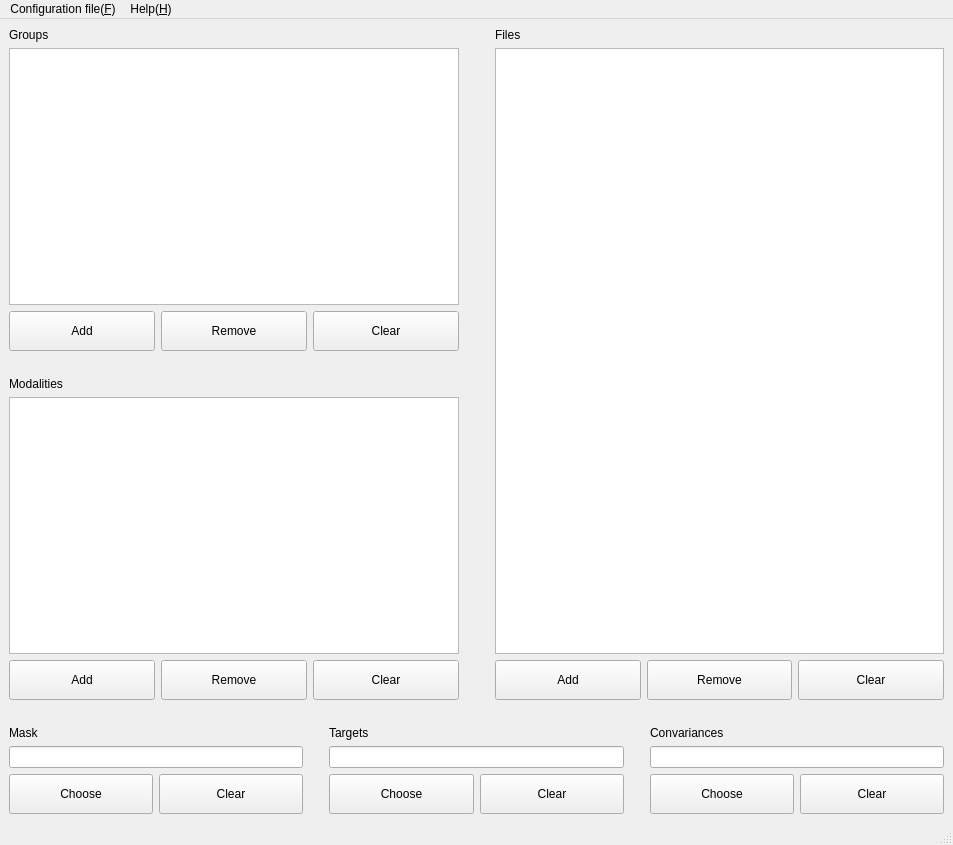
Above: eslearn/gui_test/easylearn_data_loading_gui.ui from easylearn-fmri/easylearn_dev before the change. Below: the same form after it.
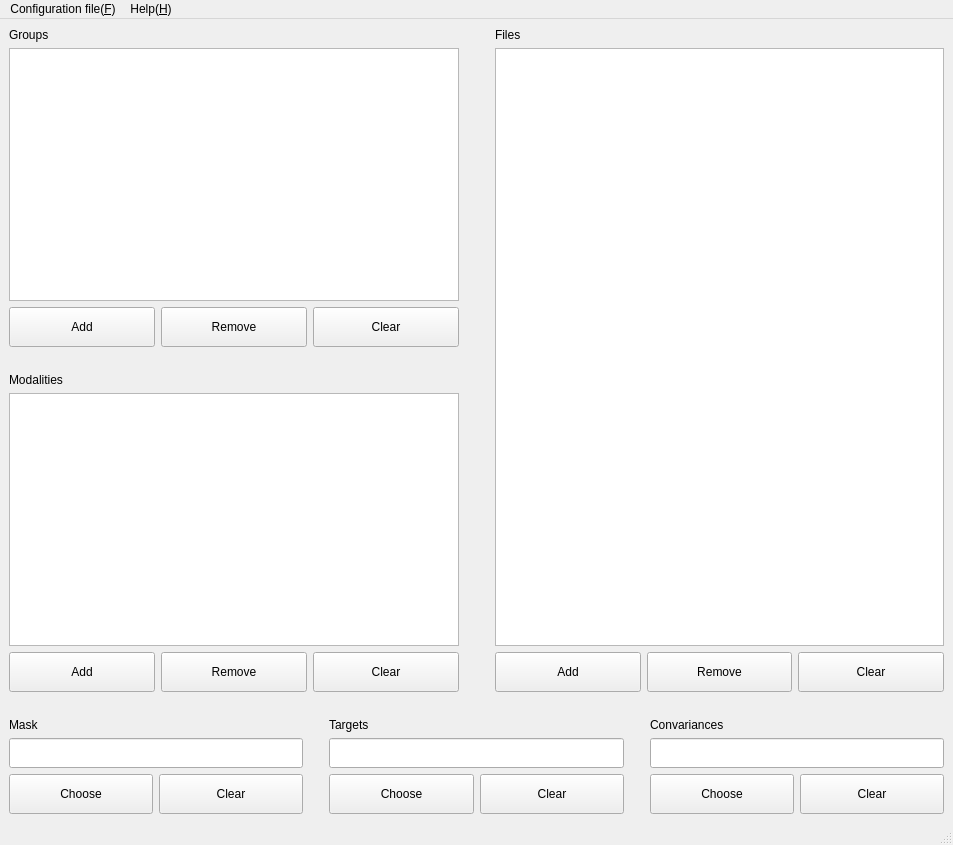
That is the form after the change.

Commit message: easylearn:gui:main and data loading module

Patch:
```diff
--- a/eslearn/gui_test/easylearn_data_loading_gui.ui
+++ b/eslearn/gui_test/easylearn_data_loading_gui.ui
@@ -334,7 +334,14 @@
          </widget>
         </item>
         <item>
-         <widget class="QLineEdit" name="lineEdit_mask"/>
+         <widget class="QLineEdit" name="lineEdit_mask">
+          <property name="minimumSize">
+           <size>
+            <width>30</width>
+            <height>30</height>
+           </size>
+          </property>
+         </widget>
         </item>
         <item>
          <layout class="QHBoxLayout" name="file_btn_2">
@@ -412,7 +419,14 @@
          </widget>
         </item>
         <item>
-         <widget class="QLineEdit" name="lineEdit_target"/>
+         <widget class="QLineEdit" name="lineEdit_target">
+          <property name="minimumSize">
+           <size>
+            <width>30</width>
+            <height>30</height>
+           </size>
+          </property>
+         </widget>
         </item>
         <item>
          <layout class="QHBoxLayout" name="file_btn_3">
@@ -490,7 +504,14 @@
          </widget>
         </item>
         <item>
-         <widget class="QLineEdit" name="lineEdit_cov"/>
+         <widget class="QLineEdit" name="lineEdit_cov">
+          <property name="minimumSize">
+           <size>
+            <width>30</width>
+            <height>30</height>
+           </size>
+          </property>
+         </widget>
         </item>
         <item>
          <layout class="QHBoxLayout" name="file_btn_4">
```
The commit also changes 10 other files.
